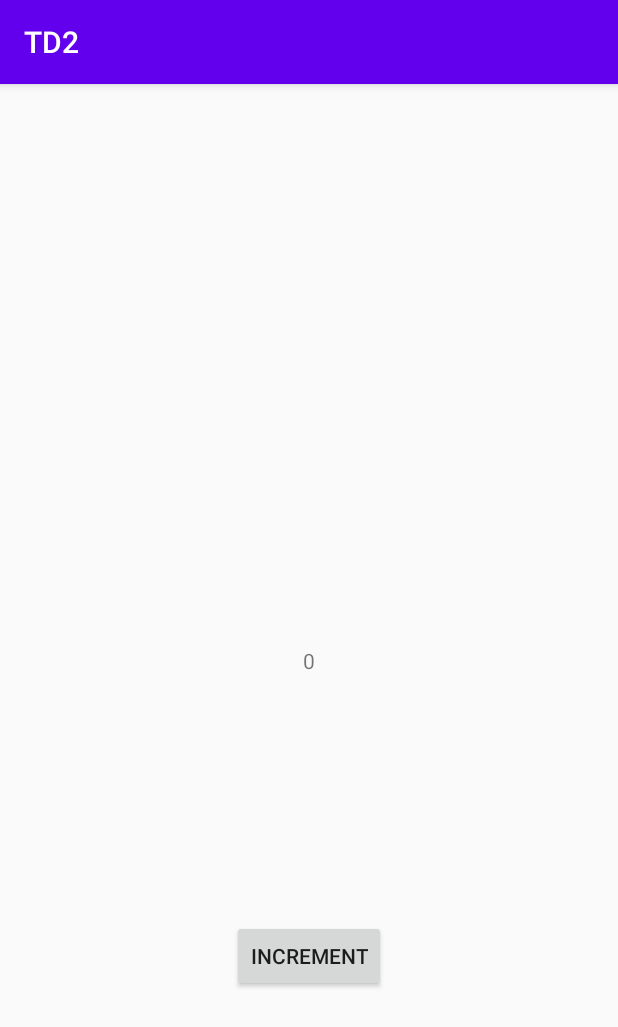
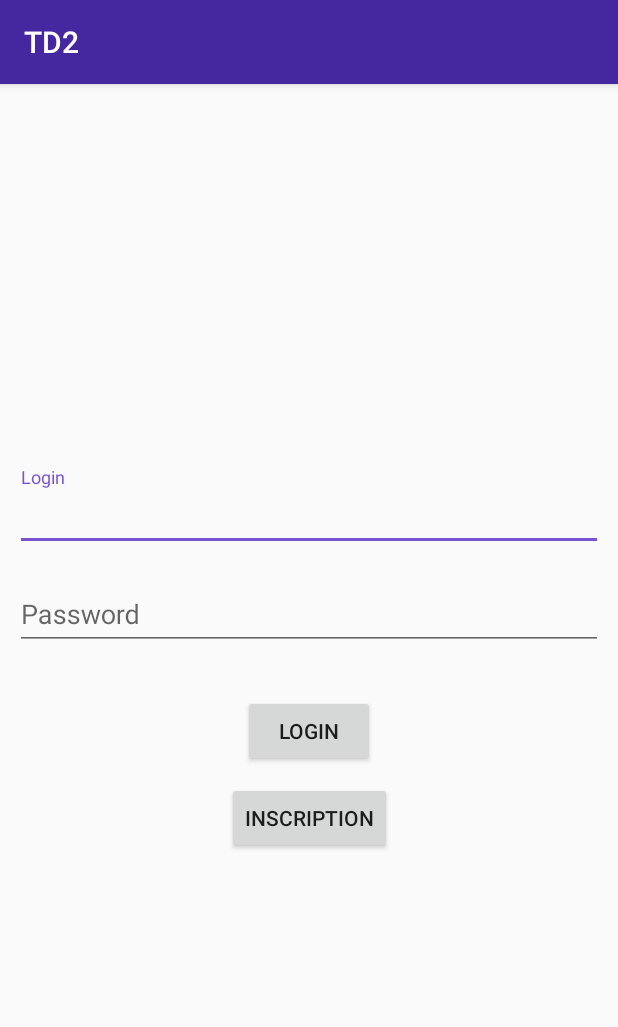
Before and after one commit to Mehdi5347/TD22, an Android app: the screen it shows after launch (MainActivity), on a phone screen of 412 x 824 dp. Shown: the top 1027 px of the screen. Run offline under Robolectric (Android 15) with nearby library versions, the phone set to English and light mode, and no system bars; our stand-ins replace Room's generated code.

Commit message:
Fonctions de connexions et mise en oeuvre

```diff
--- a/app/build.gradle
+++ b/app/build.gradle
@@ -36,6 +36,7 @@ dependencies {
     implementation 'androidx.constraintlayout:constraintlayout:2.0.4'
 
     implementation 'androidx.lifecycle:lifecycle-viewmodel-ktx:2.2.0'
+    implementation 'com.google.android.material:material:1.2.1'
 
     //ROOM
     implementation "androidx.room:room-runtime:$room_version"
@@ -45,7 +46,7 @@ dependencies {
 
     implementation "org.jetbrains.kotlinx:kotlinx-coroutines-core:1.4.2"
 
-    //KOIN
+
     implementation "org.koin:koin-core:$koin_version"
     implementation "org.koin:koin-android-ext:$koin_version"
     implementation "org.koin:koin-android-viewmodel:$koin_version"
--- a/app/src/main/java/com/example/td2/data/local/AppDatabase.kt
+++ b/app/src/main/java/com/example/td2/data/local/AppDatabase.kt
@@ -6,8 +6,7 @@ import com.example.td2.data.local.models.UserLocal
 
 @Database(entities = arrayOf(
     UserLocal::class
-    ),
-    version = 1)
+), version = 1)
 abstract class AppDatabase : RoomDatabase() {
-    abstract fun DatabaseDao(): DatabaseDao
+    abstract fun databaseDao(): DatabaseDao
 }
--- a/app/src/main/java/com/example/td2/data/local/DatabaseDao.kt
+++ b/app/src/main/java/com/example/td2/data/local/DatabaseDao.kt
@@ -8,14 +8,14 @@ import com.example.td2.data.local.models.UserLocal
 
 @Dao
 interface DatabaseDao {
-    @Query("SELECT * FROM UserLocal")
+    @Query("SELECT * FROM userlocal")
     fun getAll(): List<UserLocal>
 
-    @Query("SELECT * FROM userLocal WHERE email LIKE :email LIMIT 1")
-    fun findByName(email: String): UserLocal
+    @Query("SELECT * FROM userlocal WHERE email LIKE :email LIMIT 1")
+    fun findByName(email: String): UserLocal?
 
     @Insert
-    fun insert(users: UserLocal)
+    fun insert(user: UserLocal)
 
     @Delete
     fun delete(user: UserLocal)
--- a/app/src/main/java/com/example/td2/data/local/models/UserLocal.kt
+++ b/app/src/main/java/com/example/td2/data/local/models/UserLocal.kt
@@ -19,6 +19,7 @@ fun User.toData() : UserLocal {
         email = email
     )
 }
+
 fun UserLocal.toEntity() : User {
     return User(
         email = email
--- a/app/src/main/java/com/example/td2/data/repository/UserRepository.kt
+++ b/app/src/main/java/com/example/td2/data/repository/UserRepository.kt
@@ -8,14 +8,14 @@ import com.example.td2.domain.entity.User
 
 class UserRepository(
     private val databaseDao: DatabaseDao
-    ) {
+) {
 
     suspend fun createUser(user: User){
         databaseDao.insert(user.toData())
     }
 
-    fun getUser(email: String) : User{
+    fun getUser(email: String) : User? {
         val userLocal = databaseDao.findByName(email)
-        return userLocal.toEntity()
+        return userLocal?.toEntity()
     }
 }
--- a/app/src/main/java/com/example/td2/domain/entity/User.kt
+++ b/app/src/main/java/com/example/td2/domain/entity/User.kt
@@ -1,5 +1,5 @@
 package com.example.td2.domain.entity
 
-data class User(
+data class User (
     val email: String
 )
--- a/app/src/main/java/com/example/td2/domain/usecase/CreateUserUseCase.kt
+++ b/app/src/main/java/com/example/td2/domain/usecase/CreateUserUseCase.kt
@@ -5,10 +5,8 @@ import com.example.td2.domain.entity.User
 
 class CreateUserUseCase(
     private val userRepository: UserRepository
-    ) {
+) {
     suspend fun invoke(user: User){
         userRepository.createUser(user)
-
-
     }
 }
--- a/app/src/main/java/com/example/td2/injection/ApplicationModule.kt
+++ b/app/src/main/java/com/example/td2/injection/ApplicationModule.kt
@@ -12,26 +12,25 @@ import org.koin.android.ext.koin.androidContext
 import org.koin.core.module.Module
 import org.koin.dsl.module
 
-val presentationModule:Module = module {
 
-    factory{ MainViewModel(get(), get()) }
+val presentationModule = module {
+    factory { MainViewModel(get(), get()) }
+}
 
-    }
-
-val domainModule :Module = module {
+val domainModule = module {
     factory { CreateUserUseCase(get()) }
     factory { GetUserUseCase(get()) }
 }
 
-val dataModule :Module = module {
-    single{ UserRepository(get())}
-    single{createDatabase(androidContext())}
+val dataModule = module {
+    single { UserRepository(get()) }
+    single { createDataBase(androidContext()) }
 }
 
-fun createDatabase(context: Context): DatabaseDao {
-    val appDatabase: AppDatabase = Room.databaseBuilder(
+fun createDataBase(context: Context): DatabaseDao {
+    val appDatabase = Room.databaseBuilder(
         context,
         AppDatabase::class.java, "database-name"
     ).build()
-    return appDatabase.DatabaseDao()
+    return appDatabase.databaseDao()
 }
--- a/app/src/main/java/com/example/td2/injection/EsieaApplication.kt
+++ b/app/src/main/java/com/example/td2/injection/EsieaApplication.kt
@@ -5,13 +5,11 @@ import org.koin.android.ext.koin.androidContext
 import org.koin.core.context.startKoin
 
 class EsieaApplication : Application() {
+
     override fun onCreate() {
         super.onCreate()
-        // start Koin!
         startKoin {
-            // Android context
             androidContext(this@EsieaApplication)
-            // modules
             modules(presentationModule, domainModule, dataModule)
         }
     }
--- /dev/null
+++ b/app/src/main/java/com/example/td2/presentation/LoginStatus.kt
@@ -0,0 +1,6 @@
+package com.example.td2.presentation
+
+sealed class LoginStatus
+
+data class LoginSuccess(val email: String) : LoginStatus()
+object LoginError : LoginStatus()
--- a/app/src/main/java/com/example/td2/presentation/MainActivity.kt
+++ b/app/src/main/java/com/example/td2/presentation/MainActivity.kt
@@ -4,6 +4,7 @@ import androidx.appcompat.app.AppCompatActivity
 import android.os.Bundle
 import androidx.lifecycle.Observer
 import com.example.td2.R
+import com.google.android.material.dialog.MaterialAlertDialogBuilder
 import kotlinx.android.synthetic.main.activity_main.*
 import org.koin.android.ext.android.inject
 
@@ -15,11 +16,25 @@ class MainActivity : AppCompatActivity() {
         super.onCreate(savedInstanceState)
         setContentView(R.layout.activity_main)
 
-        main_button.setOnClickListener{
-            mainViewModel.onClickedIncrement(emailUser=  "")
+        mainViewModel.loginLiveData.observe(this, Observer {
+            when(it){
+                is LoginSuccess -> {
+                    //TODO Navigate
+                }
+                LoginError -> {
+                    MaterialAlertDialogBuilder(this)
+                        .setTitle("Erreur")
+                        .setMessage("Compte inconnu")
+                        .setPositiveButton("Ok") { dialog, which ->
+                            dialog.dismiss()
+                        }
+                        .show()
+
+                }
+            }
+        })
+        login_button.setOnClickListener {
+            mainViewModel.onClickedLogin(Login_edit.text.toString().trim(), password_edit.text.toString())
         }
-        mainViewModel.counter.observe(this, Observer {
-                value -> main_text.text = value.toString()
-        })
     }
 }
--- a/app/src/main/res/layout/activity_main.xml
+++ b/app/src/main/res/layout/activity_main.xml
@@ -1,30 +1,76 @@
 <?xml version="1.0" encoding="utf-8"?>
-<androidx.constraintlayout.widget.ConstraintLayout xmlns:android="http://schemas.android.com/apk/res/android"
+<androidx.constraintlayout.widget.ConstraintLayout
+    xmlns:android="http://schemas.android.com/apk/res/android"
     xmlns:app="http://schemas.android.com/apk/res-auto"
     xmlns:tools="http://schemas.android.com/tools"
     android:layout_width="match_parent"
     android:layout_height="match_parent"
+    android:padding="10dp"
     tools:context=".presentation.MainActivity">
 
-    <TextView
-        android:id="@+id/main_text"
+    <com.google.android.material.textfield.TextInputLayout
+        android:id="@+id/Login_input_layout"
+        android:layout_width="match_parent"
+        android:layout_height="wrap_content"
+        android:hint="Login"
+        app:layout_constraintVertical_chainStyle="packed"
+        app:layout_constraintTop_toTopOf="parent"
+        app:layout_constraintStart_toStartOf="parent"
+        app:layout_constraintEnd_toEndOf="parent"
+        app:layout_constraintBottom_toTopOf="@id/password_input_layout">
+
+        <com.google.android.material.textfield.TextInputEditText
+            android:id="@+id/Login_edit"
+            android:layout_width="match_parent"
+            android:layout_height="wrap_content"
+            android:inputType="text" />
+
+    </com.google.android.material.textfield.TextInputLayout>
+
+    <com.google.android.material.textfield.TextInputLayout
+        android:id="@+id/password_input_layout"
+        android:layout_width="match_parent"
+        android:layout_height="wrap_content"
+        android:hint="Password"
+        android:layout_marginTop="10dp"
+        app:layout_constraintTop_toBottomOf="@id/Login_input_layout"
+        app:layout_constraintStart_toStartOf="parent"
+        app:layout_constraintEnd_toEndOf="parent"
+        app:layout_constraintBottom_toTopOf="@id/login_button">
+
+        <com.google.android.material.textfield.TextInputEditText
+            android:id="@+id/password_edit"
+            android:layout_width="match_parent"
+            android:layout_height="wrap_content"
+            android:inputType="textPassword"
+            />
+
+    </com.google.android.material.textfield.TextInputLayout>
+
+
+    <Button
+        android:id="@+id/login_button"
         android:layout_width="wrap_content"
         android:layout_height="wrap_content"
-        android:text="Hello World!"
+        android:layout_marginTop="30dp"
+        app:layout_constraintBottom_toTopOf="@+id/create_account_button"
+        app:layout_constraintLeft_toLeftOf="parent"
+        app:layout_constraintRight_toRightOf="parent"
+        app:layout_constraintTop_toBottomOf="@id/password_input_layout"
+        android:text="Login"
+        />
+
+    <Button
+        android:id="@+id/create_account_button"
+        android:layout_width="wrap_content"
+        android:layout_height="wrap_content"
+        android:layout_marginTop="10dp"
+        style="?attr/materialButtonOutlinedStyle"
         app:layout_constraintBottom_toBottomOf="parent"
         app:layout_constraintLeft_toLeftOf="parent"
         app:layout_constraintRight_toRightOf="parent"
-        app:layout_constraintTop_toTopOf="parent" />
-
-    <Button
-        android:id="@+id/main_button"
-        android:layout_width="wrap_content"
-        android:layout_height="wrap_content"
-        app:layout_constraintBottom_toBottomOf="parent"
-        app:layout_constraintLeft_toLeftOf="parent"
-        app:layout_constraintRight_toRightOf="parent"
-        app:layout_constraintTop_toBottomOf="@id/main_text"
-        android:text="Increment"
+        app:layout_constraintTop_toBottomOf="@id/login_button"
+        android:text="Inscription"
         />
 
 </androidx.constraintlayout.widget.ConstraintLayout>
--- a/app/src/main/res/values/colors.xml
+++ b/app/src/main/res/values/colors.xml
@@ -1,6 +1,6 @@
 <?xml version="1.0" encoding="utf-8"?>
 <resources>
-    <color name="colorPrimary">#6200EE</color>
-    <color name="colorPrimaryDark">#3700B3</color>
-    <color name="colorAccent">#03DAC5</color>
+    <color name="colorPrimary">#4527a0</color>
+    <color name="colorPrimaryDark">#000070</color>
+    <color name="colorAccent">#7953d2</color>
 </resources>
```
Also changed, not shown: app/src/main/java/com/example/td2/domain/usecase/GetUserUseCase.kt (+3 -5 lines), app/src/main/java/com/example/td2/presentation/MainViewModel.kt (+14 -16 lines).
